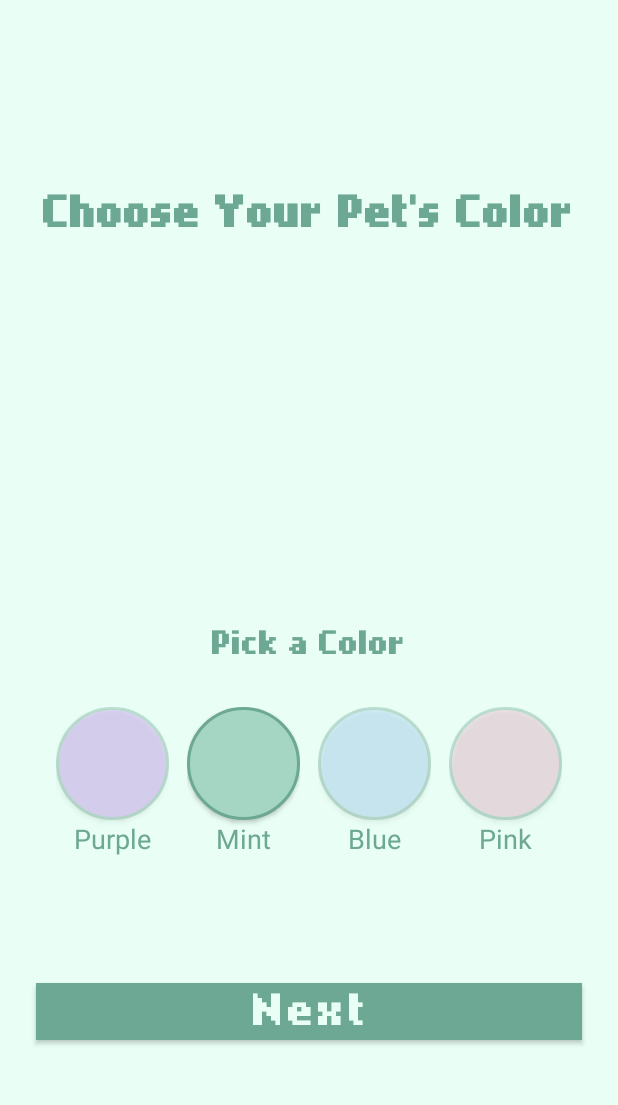
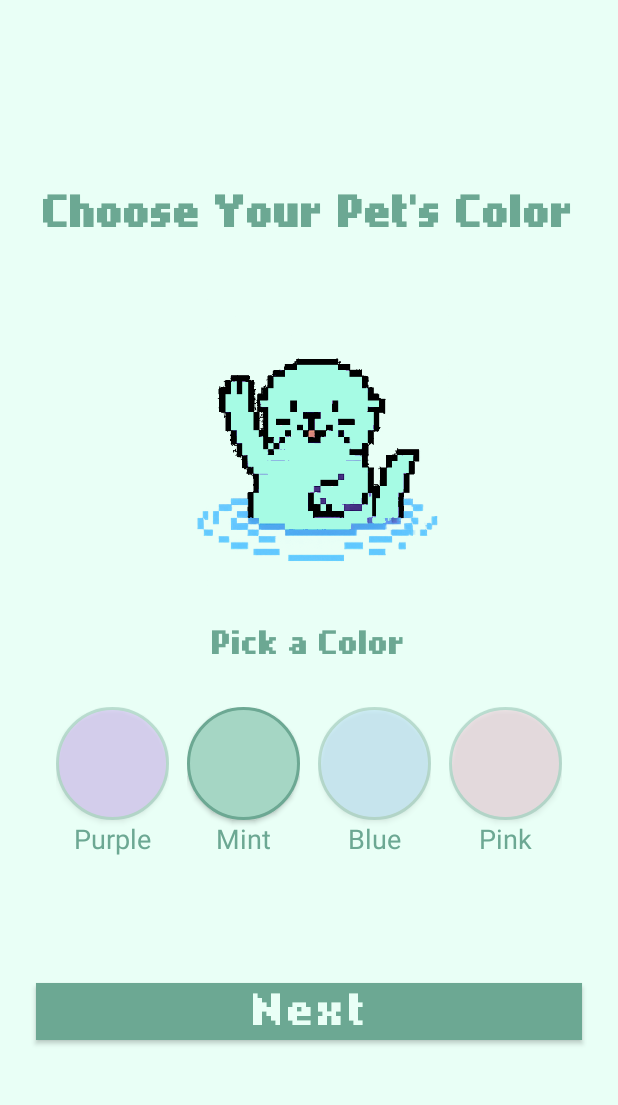
Before and after one commit to Sandbox-jvs/fa25p2_PocketPixelPets, an Android app: the ChoosePetColorActivity screen opened directly, with no data from a screen before it, after a tap on an icon or button, on a phone screen of 412 x 824 dp, the part 62-1167 px from its top. Run offline under Robolectric (Android 15) with nearby library versions, the phone set to English and light mode, and no system bars.

Commit message:
Sprite now updates depending on the color button selected

```diff
--- a/app/src/main/AndroidManifest.xml
+++ b/app/src/main/AndroidManifest.xml
@@ -25,7 +25,7 @@
             android:exported="false" />
         <activity
             android:name=".ChoosePetColorActivity"
-            android:exported="false" />
+            android:exported="true" />
         <activity
             android:name=".GamePlayActivity"
             android:exported="false" />
--- a/app/src/main/java/com/talentengine/pocketpixelpets/ChoosePetColorActivity.java
+++ b/app/src/main/java/com/talentengine/pocketpixelpets/ChoosePetColorActivity.java
@@ -9,6 +9,7 @@ package com.talentengine.pocketpixelpets;
 import android.os.Bundle;
 import android.view.View;
 import android.widget.Button;
+import android.widget.Toast;
 
 import androidx.appcompat.app.AppCompatActivity;
 
@@ -53,7 +54,7 @@ public class ChoosePetColorActivity extends AppCompatActivity {
         variableSprite = findViewById(R.id.petSpritePreview);
 
 
-        // TODO: Default select one of the buttons, greying out the rest
+        // Default select the purple button
         selectButton(purpleButton);
 
         // TODO: Get the current TYPE of pet and render that sprite
@@ -112,8 +113,12 @@ public class ChoosePetColorActivity extends AppCompatActivity {
         selectedButton = pressedButton;
 
         // TODO: Update the sprite
+        updateSprite(pressedButton);
     }
 
+    /**
+     * Dims all the buttons to the preset DIMMED_ALPHA opacity value
+     */
     private void dimAllButtons() {
         // Set each of the button's alphas to grey
         purpleButton.setAlpha(DIMMED_ALPHA);
@@ -121,4 +126,33 @@ public class ChoosePetColorActivity extends AppCompatActivity {
         blueButton.setAlpha(DIMMED_ALPHA);
         pinkButton.setAlpha(DIMMED_ALPHA);
     }
+
+    /**
+     * Given the button that was pressed, set the sprite to match the animal and color
+     * @param button the currently selected button
+     */
+    void updateSprite(MaterialButton button) {
+        // Dynamically generate the filename based on the creature type and color
+        StringBuilder fileName = new StringBuilder();
+
+        String color = "";
+        if (button.equals(purpleButton)) {
+            color = "purple";
+        } else if (button.equals(mintButton)) {
+            color = "green";
+        } else if (button.equals(blueButton)) {
+            color = "blue";
+        } else if (button.equals(pinkButton)) {
+            color = "pink";
+        }
+
+        // The filename of the sprite sheet is organized as {pet_type}_sprite_sheet_{color}.png
+        fileName.append(petType).append("_sprite_sheet_").append(color);
+
+        // Convert the filename to an id as the setSpriteSheet method relies on it
+        int resId = getResources().getIdentifier(fileName.toString(), "drawable", getPackageName());
+
+        // Update the sprite
+        variableSprite.setSpriteSheet(resId, 2, 3);
+    }
 }
```
